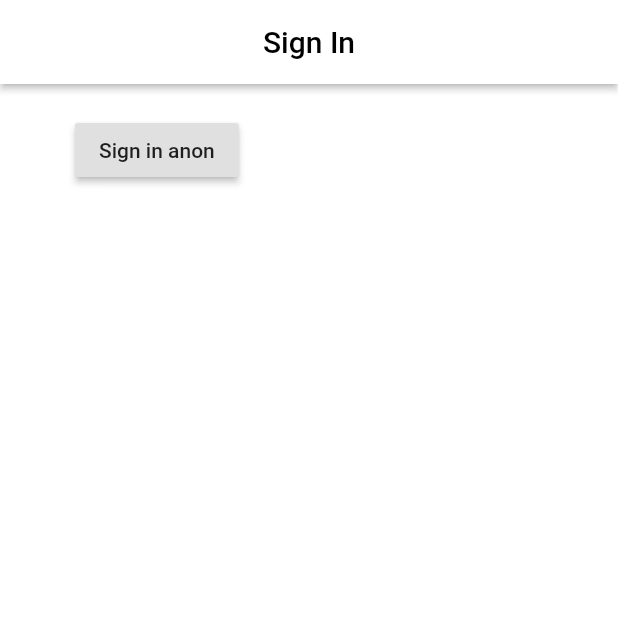
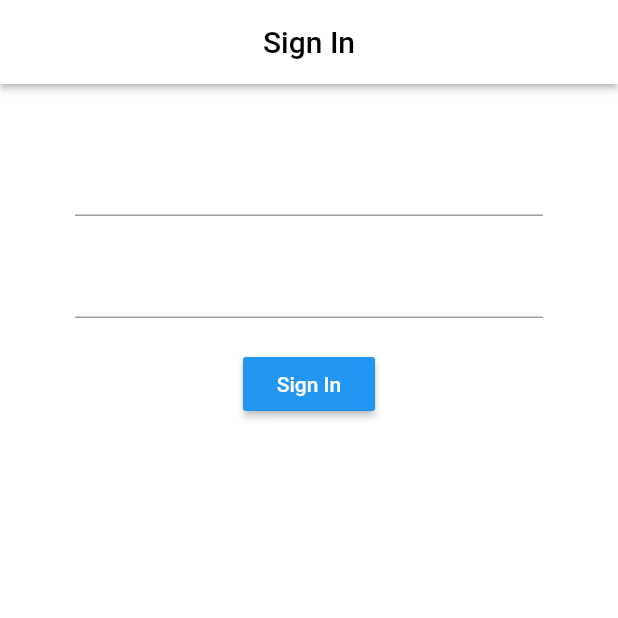
Before and after one commit to sachinthadilshandisanayaka/ShoppingCartFlutter, a Flutter app: the screen it shows after launch, on a phone screen of 412 x 824 dp, the top half of it. Run offline on Flutter 3.47's test engine with Material 2 defaults, Android fonts, the phone set to English and light mode, and no system bars; our stand-ins replace firebase_auth, firebase_core; accounts and stored records are empty.

```diff
--- a/lib/screen/authenticate/Sign_in.dart
+++ b/lib/screen/authenticate/Sign_in.dart
@@ -1,3 +1,5 @@
+import 'dart:ui';
+
 import 'package:flutter/material.dart';
 import 'package:logapp/services/auth.dart';
 
@@ -32,17 +34,37 @@ class _SignInState extends State<SignIn> {
               vertical: 20.0,
               horizontal: 50.0,
             ),
-            child: RaisedButton(
-              onPressed: () async {
-                dynamic result = await _auth.signInAnon();
-                if (result == null) {
-                  print('error signin in');
-                } else {
-                  print('Sign in');
-                  print(result.uid);
-                }
-              },
-              child: Text('Sign in anon'),
+            child: Form(
+              child: Column(
+                children: <Widget>[
+                  SizedBox(
+                    height: 20.0,
+                  ),
+                  TextFormField(
+                    onChanged: (val) {},
+                  ),
+                  SizedBox(
+                    height: 20.0,
+                  ),
+                  TextFormField(
+                    obscureText: true,
+                    onChanged: (val) {},
+                  ),
+                  SizedBox(
+                    height: 20,
+                  ),
+                  RaisedButton(
+                    color: Colors.blue,
+                    child: Text(
+                      'Sign In',
+                      style: TextStyle(
+                        color: Colors.white,
+                      ),
+                    ),
+                    onPressed: () async {},
+                  ),
+                ],
+              ),
             ),
           ),
         ),
--- a/lib/screen/home/Home.dart
+++ b/lib/screen/home/Home.dart
@@ -15,7 +15,7 @@ class Home extends StatelessWidget {
           ),
         ),
         backgroundColor: Colors.white,
-        elevation: 2.0,
+        elevation: 1.0,
         actions: <Widget>[
           FlatButton.icon(
             onPressed: () async {
```
